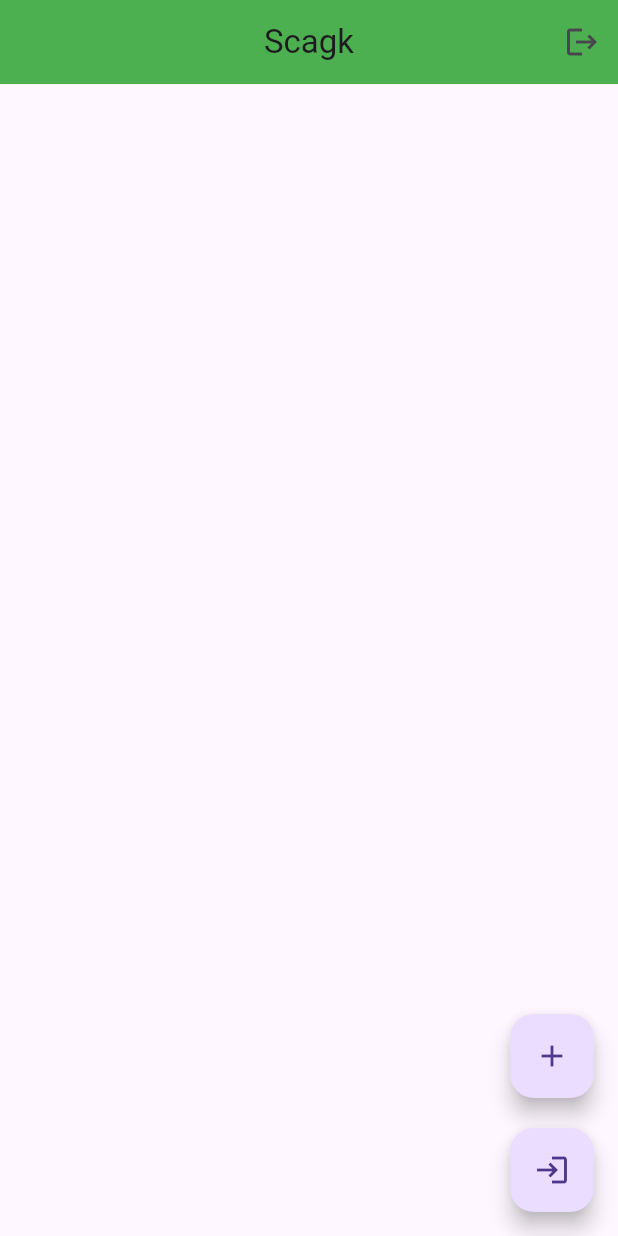
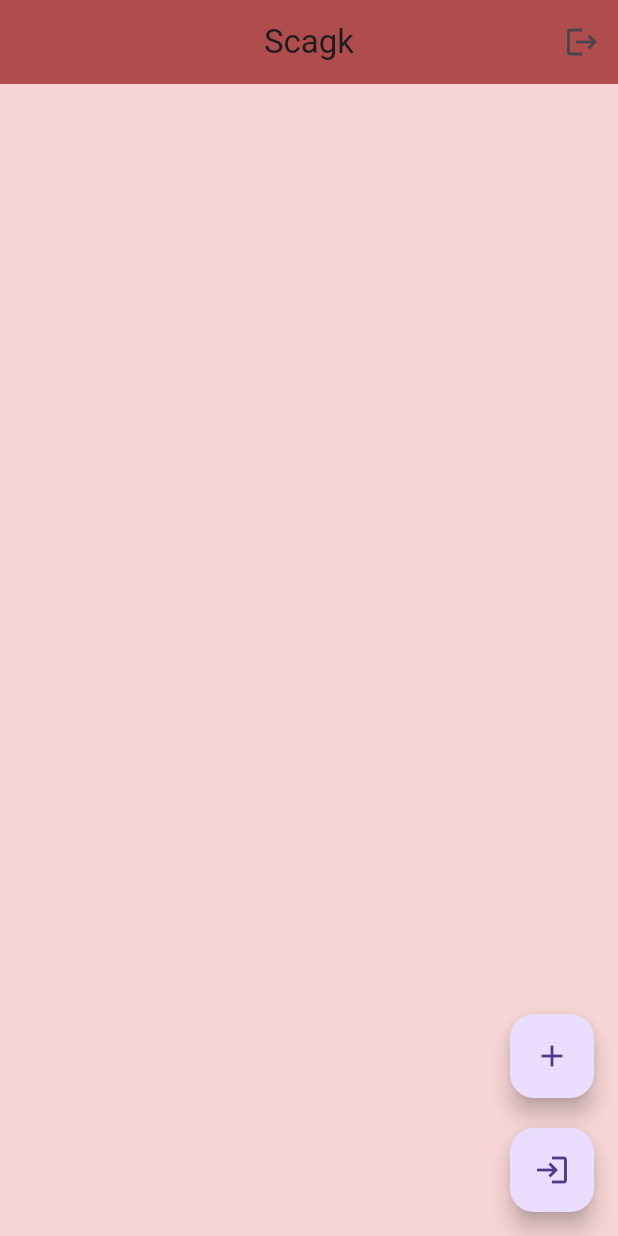
Before and after one commit to Scagk/GetX, a Flutter app: the screen it shows after launch, on a phone screen of 412 x 824 dp. Run offline on Flutter 3.47's test engine with Material 3 defaults, Android fonts, the phone set to English and light mode, and no system bars; our stand-ins replace cloud_firestore, firebase_auth, firebase_core, get; accounts and stored records are empty; generated files the repository leaves out were written again.

```diff
--- a/todo_getx/lib/views/home_view.dart
+++ b/todo_getx/lib/views/home_view.dart
@@ -15,13 +15,14 @@ class HomeView extends StatelessWidget {
     return Scaffold(
       appBar: AppBar(
         title: const Text('Scagk'),
-        backgroundColor: Colors.green,
+        backgroundColor: const Color.fromARGB(255, 175, 76, 76),
         centerTitle: true,
         actions: [
           IconButton(
             icon: Icon(Icons.logout),
             onPressed: () {
-              Get.off(LoginView());
+              Get.off(HomeView());
+              todoController.clearTodo();
             },
           ),
         ],
@@ -29,6 +30,7 @@ class HomeView extends StatelessWidget {
       body: Obx(
         () => Container(
           padding: EdgeInsets.only(bottom: 20),
+          color: const Color.fromARGB(255, 247, 213, 213),
           child: Column(
             children: [
               Expanded(
@@ -42,33 +44,36 @@ class HomeView extends StatelessWidget {
                       leading: Checkbox(
                         value: todo.isDone,
                         onChanged: (bool? newValue) {
-                          // todoController.toggleDone(index);
+                          todoController.toggleTodo(index);
                         },
                       ),
                       trailing: IconButton(
                         onPressed: () {
-                          // todoController.delete(index);
+                          todoController.deleteTodo(todo.docId ?? '');
                         },
                         icon: Icon(Icons.delete),
                       ),
+                      onTap: () {
+                        Get.to(AddTodoView(todo: todo));
+                      },
                     );
                   },
                 ),
               ),
-              Obx(() {
-                bool anyCompleted = todoController.todoList.any(
-                  (todo) => todo.isDone,
-                );
-                return anyCompleted
-                    ? ElevatedButton(
-                      style: ButtonStyle(),
-                      onPressed: () {
-                        // todoController.delete_compled();
-                      },
-                      child: Icon(Icons.delete),
-                    )
-                    : SizedBox.shrink();
-              }),
+              // Obx(() {
+              //   bool anyCompleted = todoController.todoList.any(
+              //     (todo) => todo.isDone,
+              //   );
+              //   return anyCompleted
+              //       ? ElevatedButton(
+              //         style: ButtonStyle(),
+              //         onPressed: () {
+              //           todoController.deleteTodo(todo.docId ?? '');
+              //         },
+              //         child: Icon(Icons.delete),
+              //       )
+              //       : SizedBox.shrink();
+              // }),
             ],
           ),
         ),
```
Also changed, not shown: todo_getx/lib/controllers/todo_controller.dart (+18 -7 lines), todo_getx/lib/services/storage_services.dart (+10 -1 lines), todo_getx/lib/views/add_todo_View.dart (+31 -6 lines).
